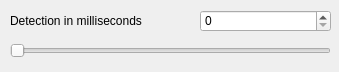
First picture: the form in src/QtGui.ui, repository exp111/AutoAnswerBlock, before the edit.
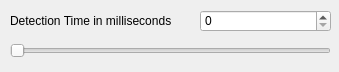
Second picture: the form after the edit.

Commit message: Removed Menu Item & added configure

```diff
--- a/src/QtGui.ui
+++ b/src/QtGui.ui
@@ -61,7 +61,7 @@
     </rect>
    </property>
    <property name="text">
-    <string>Detection in milliseconds</string>
+    <string>Detection Time in milliseconds</string>
    </property>
   </widget>
  </widget>
```
The commit also changes 2 other files.
